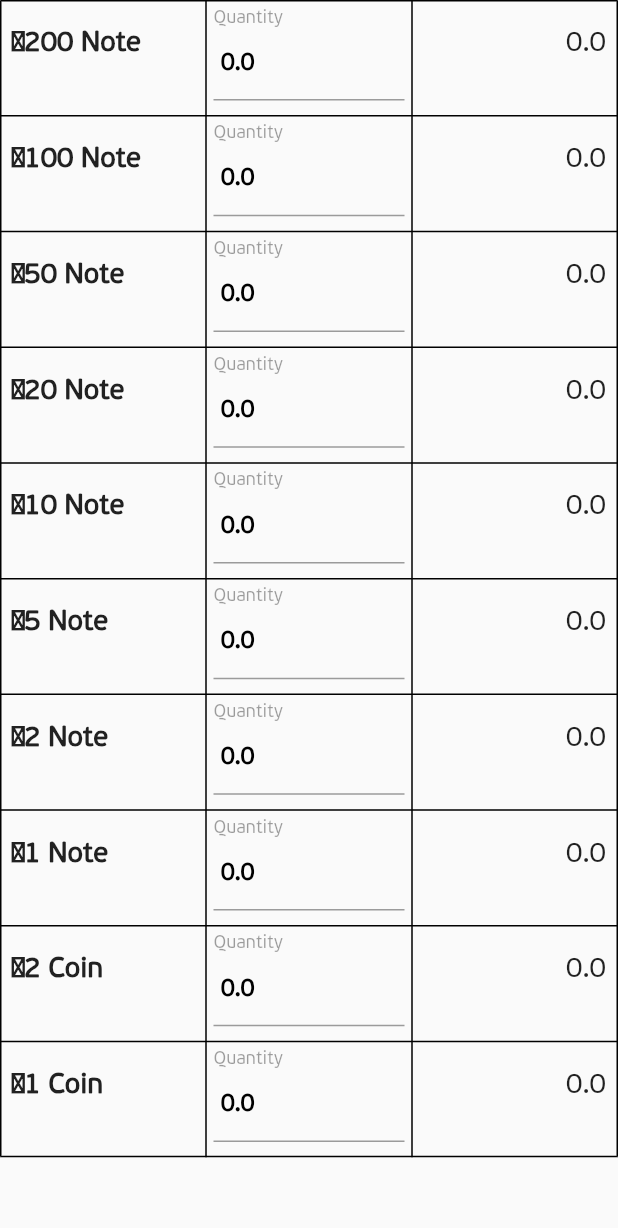
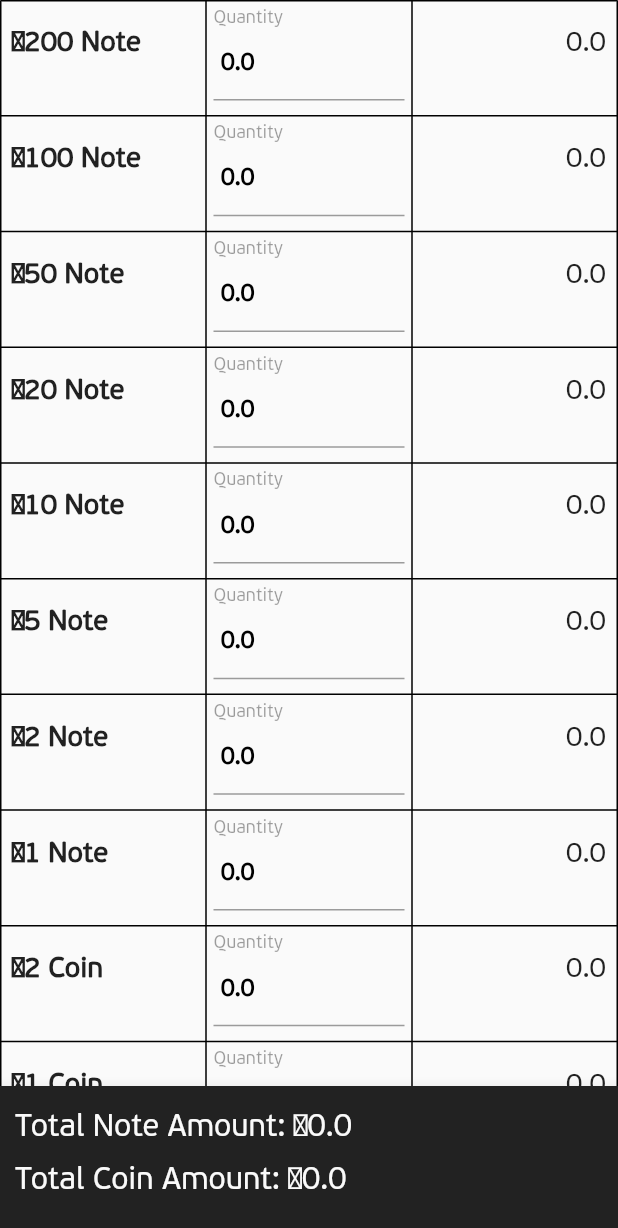
Before and after one commit to Mr-Ashitey/qg_stock_take_app, a Flutter app: the CashCount screen opened directly, on a phone screen of 412 x 824 dp. Shown: the top 1228 px of the screen. Run offline on Flutter 3.47's test engine with Material 2 defaults, Android fonts, the phone set to English and light mode, and no system bars; our stand-ins replace flutter_speed_dial, sqflite; accounts and stored records are empty.

Commit message:
add bottom navbar

```diff
--- a/lib/screens/stock_take_details/cash/cash_count.dart
+++ b/lib/screens/stock_take_details/cash/cash_count.dart
@@ -1,4 +1,5 @@
 import 'package:flutter/material.dart';
+import 'package:qg_stock_take_app/constants/colors.dart';
 import 'package:qg_stock_take_app/constants/size_config.dart';
 
 class CashCount extends StatelessWidget {
@@ -9,7 +10,6 @@ class CashCount extends StatelessWidget {
     return Scaffold(
       body: SingleChildScrollView(
         child: Column(
-          mainAxisAlignment: mainSpaceBetween,
           children: [
             Table(
               border: TableBorder.all(),
@@ -17,53 +17,53 @@ class CashCount extends StatelessWidget {
                 TableRow(children: [
                   getNoFieldText('200 Note'),
                   getFieldText(),
-                  getTotal(0.0),
+                  getQuantityTotal(0.0),
                 ]),
                 TableRow(children: [
                   getNoFieldText('100 Note'),
                   getFieldText(),
-                  getTotal(0.0),
+                  getQuantityTotal(0.0),
                 ]),
                 TableRow(children: [
                   getNoFieldText('50 Note'),
                   getFieldText(),
-                  getTotal(0.0),
+                  getQuantityTotal(0.0),
                 ]),
                 TableRow(children: [
                   getNoFieldText('20 Note'),
                   getFieldText(),
-                  getTotal(0.0),
+                  getQuantityTotal(0.0),
                 ]),
                 TableRow(children: [
                   getNoFieldText('10 Note'),
                   getFieldText(),
-                  getTotal(0.0),
+                  getQuantityTotal(0.0),
                 ]),
                 TableRow(children: [
                   getNoFieldText('5 Note'),
                   getFieldText(),
-                  getTotal(0.0),
+                  getQuantityTotal(0.0),
                 ]),
                 TableRow(children: [
                   getNoFieldText('2 Note'),
                   getFieldText(),
-                  getTotal(0.0),
+                  getQuantityTotal(0.0),
                 ]),
                 TableRow(children: [
                   getNoFieldText('1 Note'),
                   getFieldText(),
-                  getTotal(0.0),
+                  getQuantityTotal(0.0),
                 ]),
                 TableRow(children: [
                   getNoFieldText('2 Coin'),
                   getFieldText(),
-                  getTotal(0.0),
+                  getQuantityTotal(0.0),
                 ]),
                 TableRow(
                   children: [
                     getNoFieldText('1 Coin'),
                     getFieldText(),
-                    getTotal(0.0),
+                    getQuantityTotal(0.0),
                   ],
                 ),
               ],
@@ -71,6 +71,30 @@ class CashCount extends StatelessWidget {
           ],
         ),
       ),
+      bottomNavigationBar: BottomAppBar(
+        child: Container(
+          padding: const EdgeInsets.symmetric(horizontal: 10),
+          height: 100,
+          color: Colors.black87,
+          child: Column(
+            crossAxisAlignment: crossStart,
+            children: [
+              SizedBox(height: getProportionateScreenHeight(15)),
+              getAmount('Note', 0.0),
+              SizedBox(height: getProportionateScreenHeight(10)),
+              getAmount('Coin', 0.0)
+            ],
+          ),
+        ),
+      ),
+    );
+  }
+
+  Text getAmount(String currency, double totalAmount) {
+    return Text(
+      'Total $currency Amount: ₵$totalAmount',
+      style: TextStyle(
+          color: colorWhite, fontSize: getProportionateScreenHeight(20)),
     );
   }
 
@@ -126,7 +150,7 @@ class CashCount extends StatelessWidget {
     );
   }
 
-  Padding getTotal(double total) {
+  Padding getQuantityTotal(double total) {
     return Padding(
       padding: const EdgeInsets.all(8.0),
       child: Column(
```
